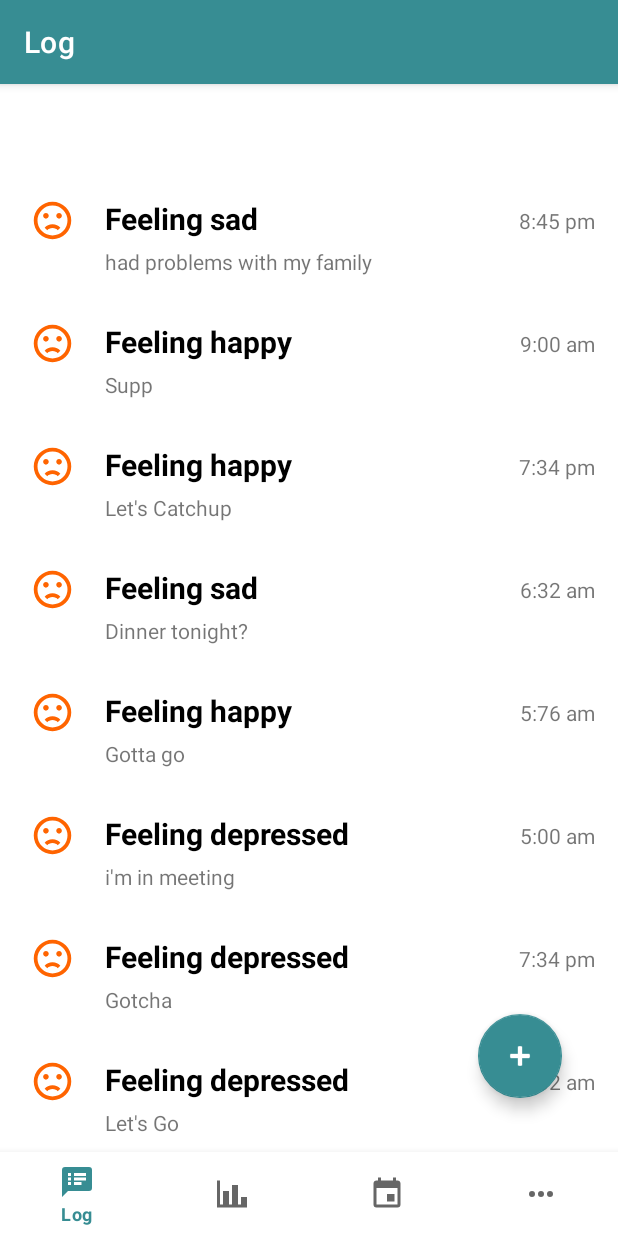
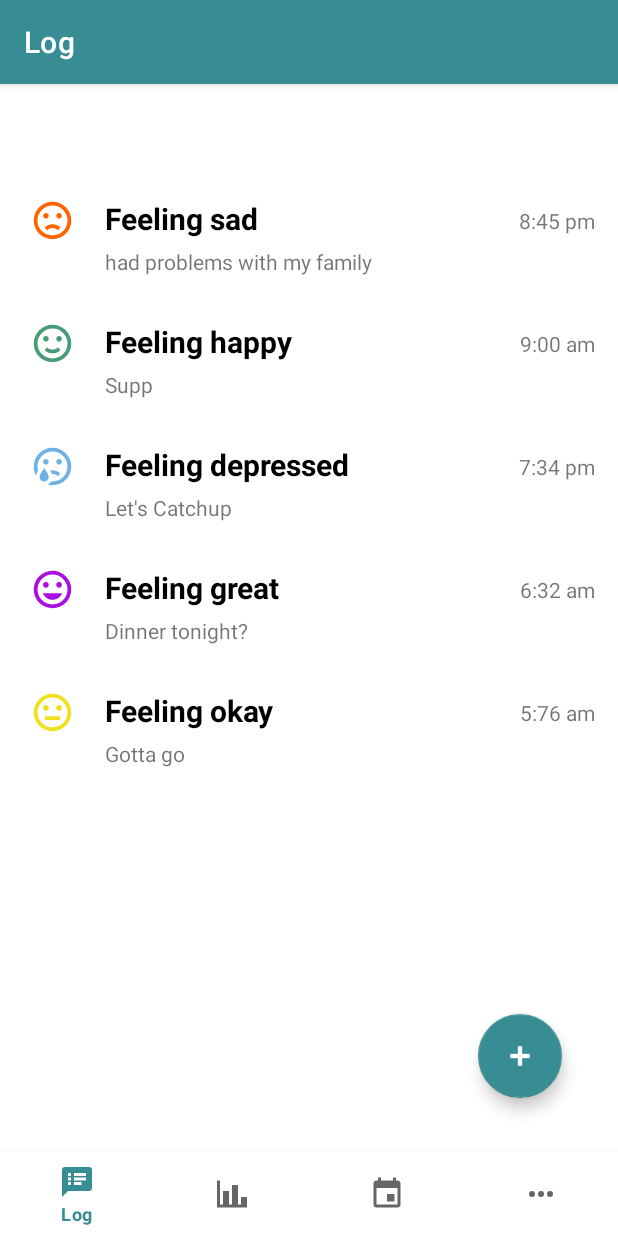
Before and after one commit to alakhalil/Mobile-interactions, an Android app: the screen it shows after launch (MainActivity), on a phone screen of 412 x 824 dp. Run offline under Robolectric (Android 15) with nearby library versions, the phone set to English and light mode, and no system bars; our stand-ins replace CircleImageView, navigation-ui.

Commit message:
add emojis with colors and adapt entries

```diff
--- a/MoodTracker/app/src/main/java/com/example/moodtracker/ui/home/HomeFragment.java
+++ b/MoodTracker/app/src/main/java/com/example/moodtracker/ui/home/HomeFragment.java
@@ -27,15 +27,16 @@ public class HomeFragment extends Fragment {
         binding = FragmentHomeBinding.inflate(inflater, container, false);
         View root = binding.getRoot();
 
-        int[] imageId = {R.drawable.emoticon_sad_outline,R.drawable.emoticon_sad_outline,R.drawable.emoticon_sad_outline,R.drawable.emoticon_sad_outline,R.drawable.emoticon_sad_outline,
-                R.drawable.emoticon_sad_outline,R.drawable.emoticon_sad_outline,R.drawable.emoticon_sad_outline,R.drawable.emoticon_sad_outline};
+        int[] imageId = {R.drawable.emoticon_sad_outline,R.drawable.emoticon_happy_outline
+                ,R.drawable.emoticon_cry_outline,R.drawable.emoticon_outline,
+                R.drawable.emoticon_neutral_outline};
 
 
-        String[] feeling_description = {"Feeling sad","Feeling happy", "Feeling happy", "Feeling sad", "Feeling happy", "Feeling depressed","Feeling depressed","Feeling depressed","Feeling depressed"};
+        String[] feeling_description = {"Feeling sad","Feeling happy", "Feeling depressed", "Feeling great", "Feeling okay"};
 
-        String[] feeling_reason = {"had problems with my family","Supp","Let's Catchup","Dinner tonight?","Gotta go", "i'm in meeting","Gotcha","Let's Go","any Weekend Plans?"};
+        String[] feeling_reason = {"had problems with my family","Supp","Let's Catchup","Dinner tonight?","Gotta go"};
 
-        String[] entry_time = {"8:45 pm","9:00 am","7:34 pm","6:32 am","5:76 am", "5:00 am","7:34 pm","2:32 am","7:76 am"};
+        String[] entry_time = {"8:45 pm","9:00 am","7:34 pm","6:32 am","5:76 am"};
 
         ArrayList<Entry> entryArrayList = new ArrayList<>();
 
--- /dev/null
+++ b/MoodTracker/app/src/main/res/drawable/emoticon_cry_outline.xml
@@ -0,0 +1,8 @@
+<!-- drawable/emoticon_cry_outline.xml -->
+<vector xmlns:android="http://schemas.android.com/apk/res/android"
+    android:height="24dp"
+    android:width="24dp"
+    android:viewportWidth="24"
+    android:viewportHeight="24">
+    <path android:fillColor="#6eb2e5" android:pathData="M7.57,20C6.23,20 5.14,18.91 5.14,17.57C5.14,16.5 6.32,14.5 7.57,12.81C8.82,14.5 10,16.5 10,17.57A2.43,2.43 0 0,1 7.57,20M12,2A10,10 0 0,0 2,12C2,13.75 2.45,15.38 3.24,16.81C3.4,16 3.81,15.07 4.31,14.17C4.11,13.5 4,12.75 4,12A8,8 0 0,1 12,4A8,8 0 0,1 20,12A8,8 0 0,1 12,20C11.76,20 11.53,20 11.29,19.96C10.82,20.7 10.14,21.28 9.34,21.63C10.19,21.87 11.08,22 12,22A10,10 0 0,0 22,12A10,10 0 0,0 12,2M12,14C11.59,14 11.19,14.04 10.81,14.12C11.16,14.75 11.47,15.4 11.69,16C11.79,16 11.89,16 12,16C13.25,16 14.32,16.5 14.77,17.23L16.19,15.81C15.29,14.72 13.75,14 12,14M15.5,8C14.7,8 14,8.7 14,9.5C14,10.3 14.7,11 15.5,11C16.3,11 17,10.3 17,9.5C17,8.7 16.3,8 15.5,8M10,9.5C10,8.7 9.3,8 8.5,8C7.7,8 7,8.7 7,9.5C7,10.3 7.7,11 8.5,11C9.3,11 10,10.3 10,9.5" />
+</vector>
--- /dev/null
+++ b/MoodTracker/app/src/main/res/drawable/emoticon_happy_outline.xml
@@ -0,0 +1,8 @@
+<!-- drawable/emoticon_happy_outline.xml -->
+<vector xmlns:android="http://schemas.android.com/apk/res/android"
+    android:height="24dp"
+    android:width="24dp"
+    android:viewportWidth="24"
+    android:viewportHeight="24">
+    <path android:fillColor="#469c76" android:pathData="M20,12A8,8 0 0,0 12,4A8,8 0 0,0 4,12A8,8 0 0,0 12,20A8,8 0 0,0 20,12M22,12A10,10 0 0,1 12,22A10,10 0 0,1 2,12A10,10 0 0,1 12,2A10,10 0 0,1 22,12M10,9.5C10,10.3 9.3,11 8.5,11C7.7,11 7,10.3 7,9.5C7,8.7 7.7,8 8.5,8C9.3,8 10,8.7 10,9.5M17,9.5C17,10.3 16.3,11 15.5,11C14.7,11 14,10.3 14,9.5C14,8.7 14.7,8 15.5,8C16.3,8 17,8.7 17,9.5M12,17.23C10.25,17.23 8.71,16.5 7.81,15.42L9.23,14C9.68,14.72 10.75,15.23 12,15.23C13.25,15.23 14.32,14.72 14.77,14L16.19,15.42C15.29,16.5 13.75,17.23 12,17.23Z" />
+</vector>
--- /dev/null
+++ b/MoodTracker/app/src/main/res/drawable/emoticon_neutral_outline.xml
@@ -0,0 +1,8 @@
+<!-- drawable/emoticon_neutral_outline.xml -->
+<vector xmlns:android="http://schemas.android.com/apk/res/android"
+    android:height="24dp"
+    android:width="24dp"
+    android:viewportWidth="24"
+    android:viewportHeight="24">
+    <path android:fillColor="#f0e11d" android:pathData="M12,2A10,10 0 0,0 2,12A10,10 0 0,0 12,22A10,10 0 0,0 22,12A10,10 0 0,0 12,2M12,20A8,8 0 0,1 4,12A8,8 0 0,1 12,4A8,8 0 0,1 20,12A8,8 0 0,1 12,20M8.5,11A1.5,1.5 0 0,1 7,9.5A1.5,1.5 0 0,1 8.5,8A1.5,1.5 0 0,1 10,9.5A1.5,1.5 0 0,1 8.5,11M17,9.5A1.5,1.5 0 0,1 15.5,11A1.5,1.5 0 0,1 14,9.5A1.5,1.5 0 0,1 15.5,8A1.5,1.5 0 0,1 17,9.5M16,14V16H8V14H16Z" />
+</vector>
--- /dev/null
+++ b/MoodTracker/app/src/main/res/drawable/emoticon_outline.xml
@@ -0,0 +1,8 @@
+<!-- drawable/emoticon_outline.xml -->
+<vector xmlns:android="http://schemas.android.com/apk/res/android"
+    android:height="24dp"
+    android:width="24dp"
+    android:viewportWidth="24"
+    android:viewportHeight="24">
+    <path android:fillColor="#a810e0" android:pathData="M12,17.5C14.33,17.5 16.3,16.04 17.11,14H6.89C7.69,16.04 9.67,17.5 12,17.5M8.5,11A1.5,1.5 0 0,0 10,9.5A1.5,1.5 0 0,0 8.5,8A1.5,1.5 0 0,0 7,9.5A1.5,1.5 0 0,0 8.5,11M15.5,11A1.5,1.5 0 0,0 17,9.5A1.5,1.5 0 0,0 15.5,8A1.5,1.5 0 0,0 14,9.5A1.5,1.5 0 0,0 15.5,11M12,20A8,8 0 0,1 4,12A8,8 0 0,1 12,4A8,8 0 0,1 20,12A8,8 0 0,1 12,20M12,2C6.47,2 2,6.5 2,12A10,10 0 0,0 12,22A10,10 0 0,0 22,12A10,10 0 0,0 12,2Z" />
+</vector>
```
